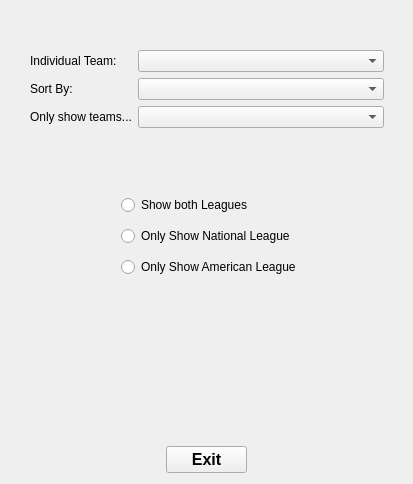
Old version of the form StadiumTourProject/tablefilter.ui in the repository joeyCampbelll/CS1D-Project-2.
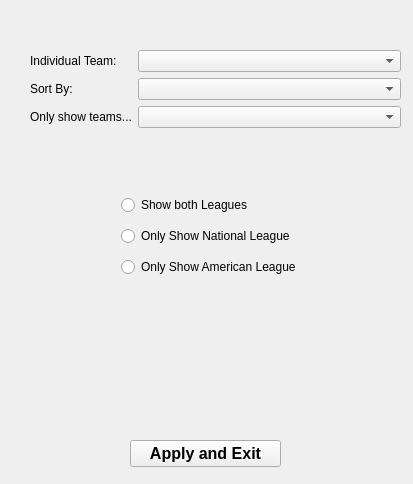
New version of the form.

Patch:
```diff
--- a/StadiumTourProject/tablefilter.ui
+++ b/StadiumTourProject/tablefilter.ui
@@ -18,7 +18,7 @@
     <rect>
      <x>30</x>
      <y>50</y>
-     <width>354</width>
+     <width>371</width>
      <height>82</height>
     </rect>
    </property>
@@ -58,9 +58,9 @@
   <widget class="QPushButton" name="exitFiltersButton">
    <property name="geometry">
     <rect>
-     <x>166</x>
-     <y>446</y>
-     <width>81</width>
+     <x>130</x>
+     <y>440</y>
+     <width>151</width>
      <height>27</height>
     </rect>
    </property>
@@ -72,7 +72,7 @@
     </font>
    </property>
    <property name="text">
-    <string>Exit</string>
+    <string>Apply and Exit</string>
    </property>
   </widget>
   <widget class="QWidget" name="gridLayoutWidget">
```
Left out of the diff: 2 changed lines with no effect on the pictures.
